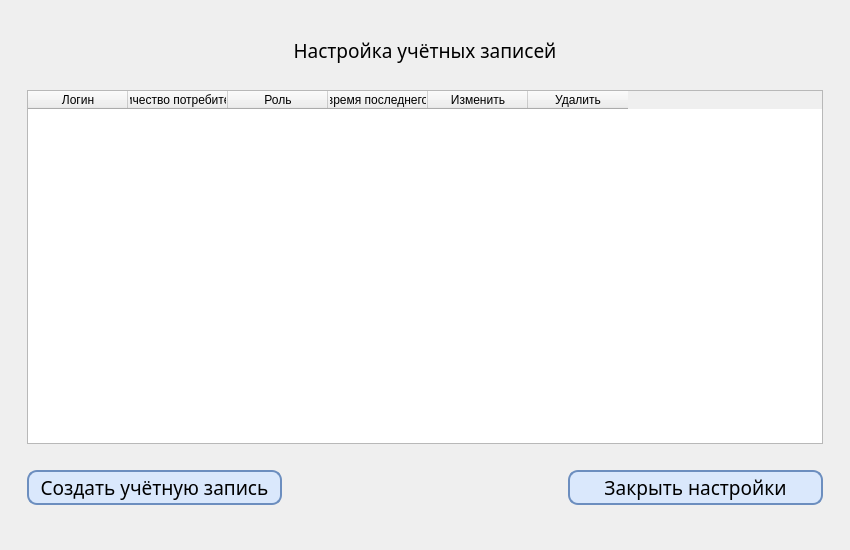
Qt form DialogWindows/UI/AccountSettings.ui (G3RKA/EFS-Energy-Forecasting-System) before a commit.
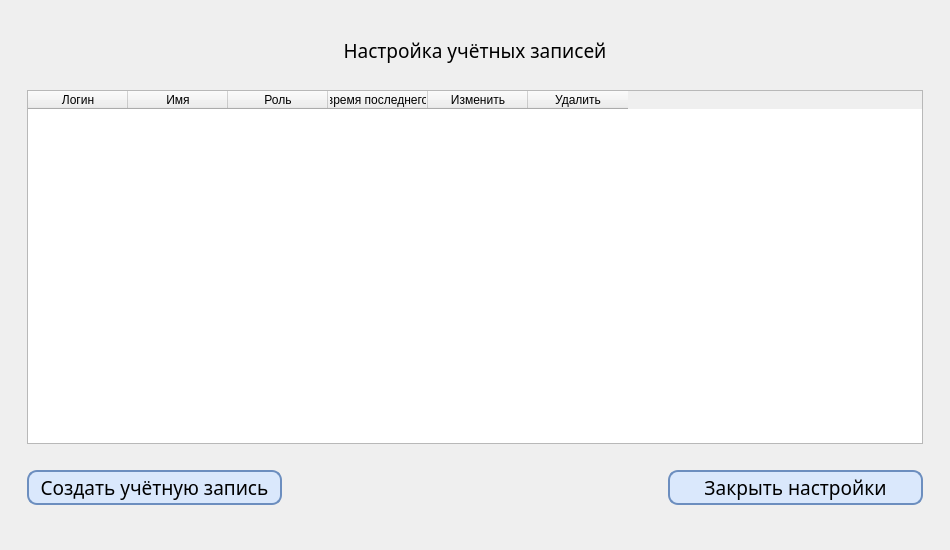
The same form after that commit. Icons and pictures are not drawn. Custom widgets are drawn as their Qt base class.

```diff
--- a/DialogWindows/UI/AccountSettings.ui
+++ b/DialogWindows/UI/AccountSettings.ui
@@ -6,19 +6,19 @@
    <rect>
     <x>0</x>
     <y>0</y>
-    <width>850</width>
+    <width>950</width>
     <height>550</height>
    </rect>
   </property>
   <property name="minimumSize">
    <size>
-    <width>850</width>
+    <width>950</width>
     <height>550</height>
    </size>
   </property>
   <property name="maximumSize">
    <size>
-    <width>850</width>
+    <width>950</width>
     <height>550</height>
    </size>
   </property>
@@ -115,7 +115,7 @@
      </column>
      <column>
       <property name="text">
-       <string>Количество потребителей</string>
+       <string>Имя</string>
       </property>
      </column>
      <column>
```
